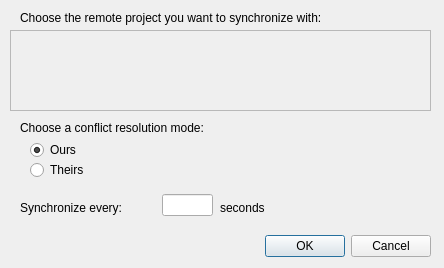
Above: tao/pull_from_dialog.ui from c3d/tao3D before the change. Below: the same form after it.
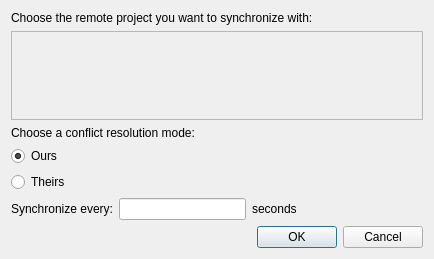
That is the form after the change. Custom widgets are drawn as their Qt base class.

Commit message:
Add layouts to all dialog boxes of "Share" menu. Fix clone bug. Refs #286, #284.
Fixes clone bug: project cloned in invalid location (likely a
regression of commit:bbca371).

Diff of the .ui file:
```diff
--- a/tao/pull_from_dialog.ui
+++ b/tao/pull_from_dialog.ui
@@ -6,8 +6,8 @@
    <rect>
     <x>0</x>
     <y>0</y>
-    <width>444</width>
-    <height>268</height>
+    <width>436</width>
+    <height>305</height>
    </rect>
   </property>
   <property name="windowTitle">
@@ -19,94 +19,27 @@
   <property name="modal">
    <bool>true</bool>
   </property>
-  <widget class="QDialogButtonBox" name="buttonBox">
-   <property name="geometry">
-    <rect>
-     <x>120</x>
-     <y>230</y>
-     <width>311</width>
-     <height>32</height>
-    </rect>
+  <layout class="QVBoxLayout" name="verticalLayout">
+   <property name="sizeConstraint">
+    <enum>QLayout::SetFixedSize</enum>
    </property>
-   <property name="orientation">
-    <enum>Qt::Horizontal</enum>
-   </property>
-   <property name="standardButtons">
-    <set>QDialogButtonBox::Cancel|QDialogButtonBox::Ok</set>
-   </property>
-  </widget>
+   <item>
   <widget class="QLabel" name="chooseRemoteLabel">
-   <property name="geometry">
-    <rect>
-     <x>20</x>
-     <y>10</y>
-     <width>401</width>
-     <height>16</height>
-    </rect>
-   </property>
    <property name="text">
     <string>Choose the remote project you want to synchronize with:</string>
    </property>
   </widget>
-  <widget class="QRadioButton" name="theirs">
-   <property name="geometry">
-    <rect>
-     <x>30</x>
-     <y>160</y>
-     <width>103</width>
-     <height>20</height>
-    </rect>
-   </property>
-   <property name="toolTip">
-    <string>Conflicting parts of the document will be resolved by favoring the remote version.</string>
-   </property>
-   <property name="text">
-    <string>Theirs</string>
-   </property>
-  </widget>
-  <widget class="QRadioButton" name="ours">
-   <property name="geometry">
-    <rect>
-     <x>30</x>
-     <y>140</y>
-     <width>91</width>
-     <height>20</height>
-    </rect>
-   </property>
-   <property name="toolTip">
-    <string>Conflicting parts of the document will be resolved by favoring the local version.</string>
-   </property>
-   <property name="text">
-    <string>Ours</string>
-   </property>
-   <property name="checked">
-    <bool>true</bool>
-   </property>
-  </widget>
-  <widget class="QLabel" name="chooseConflictLabel">
-   <property name="geometry">
-    <rect>
-     <x>20</x>
-     <y>120</y>
-     <width>251</width>
-     <height>16</height>
-    </rect>
-   </property>
-   <property name="text">
-    <string>Choose a conflict resolution mode:</string>
-   </property>
-  </widget>
+   </item>
+   <item>
   <widget class="Tao::RemoteSelectionFrame" name="rsFrame">
    <property name="enabled">
     <bool>true</bool>
    </property>
-   <property name="geometry">
-    <rect>
-     <x>10</x>
-     <y>30</y>
-     <width>421</width>
-     <height>81</height>
-    </rect>
+     <property name="minimumSize">
+      <size>
+       <width>412</width>
+       <height>89</height>
+      </size>
    </property>
    <property name="frameShape">
     <enum>QFrame::StyledPanel</enum>
@@ -115,45 +48,86 @@
     <enum>QFrame::Raised</enum>
    </property>
   </widget>
+   </item>
+   <item>
+    <layout class="QGridLayout" name="gridLayout">
+     <item row="0" column="0" colspan="2">
+      <widget class="QLabel" name="chooseConflictLabel">
+       <property name="text">
+        <string>Choose a conflict resolution mode:</string>
+       </property>
+      </widget>
+     </item>
+     <item row="1" column="0">
+      <widget class="QRadioButton" name="ours">
+       <property name="toolTip">
+        <string>Conflicting parts of the document will be resolved by favoring the local version.</string>
+       </property>
+       <property name="text">
+        <string>Ours</string>
+       </property>
+       <property name="checked">
+        <bool>true</bool>
+       </property>
+      </widget>
+     </item>
+     <item row="2" column="0">
+      <widget class="QRadioButton" name="theirs">
+       <property name="toolTip">
+        <string>Conflicting parts of the document will be resolved by favoring the remote version.</string>
+       </property>
+       <property name="text">
+        <string>Theirs</string>
+       </property>
+      </widget>
+     </item>
+     <item row="2" column="3">
+      <spacer name="horizontalSpacer">
+       <property name="orientation">
+        <enum>Qt::Horizontal</enum>
+       </property>
+       <property name="sizeHint" stdset="0">
+        <size>
+         <width>40</width>
+         <height>20</height>
+        </size>
+       </property>
+      </spacer>
+     </item>
+     <item row="3" column="0">
   <widget class="QLabel" name="everyLabel">
-   <property name="geometry">
-    <rect>
-     <x>20</x>
-     <y>200</y>
-     <width>141</width>
-     <height>16</height>
-    </rect>
-   </property>
    <property name="text">
     <string>Synchronize every:</string>
    </property>
   </widget>
+     </item>
+     <item row="3" column="1">
   <widget class="QLineEdit" name="updateInterval">
-   <property name="geometry">
-    <rect>
-     <x>162</x>
-     <y>194</y>
-     <width>51</width>
-     <height>22</height>
-    </rect>
-   </property>
    <property name="alignment">
     <set>Qt::AlignRight|Qt::AlignTrailing|Qt::AlignVCenter</set>
    </property>
   </widget>
+     </item>
+     <item row="3" column="2">
   <widget class="QLabel" name="secondsLabel">
-   <property name="geometry">
-    <rect>
-     <x>220</x>
-     <y>200</y>
-     <width>141</width>
-     <height>16</height>
-    </rect>
-   </property>
    <property name="text">
     <string>seconds</string>
    </property>
   </widget>
+     </item>
+    </layout>
+   </item>
+   <item>
+    <widget class="QDialogButtonBox" name="buttonBox">
+     <property name="orientation">
+      <enum>Qt::Horizontal</enum>
+     </property>
+     <property name="standardButtons">
+      <set>QDialogButtonBox::Cancel|QDialogButtonBox::Ok</set>
+     </property>
+    </widget>
+   </item>
+  </layout>
  </widget>
  <customwidgets>
   <customwidget>
```
Lines whose indentation alone changed are shown as unchanged. The commit also changes 11 other files.
